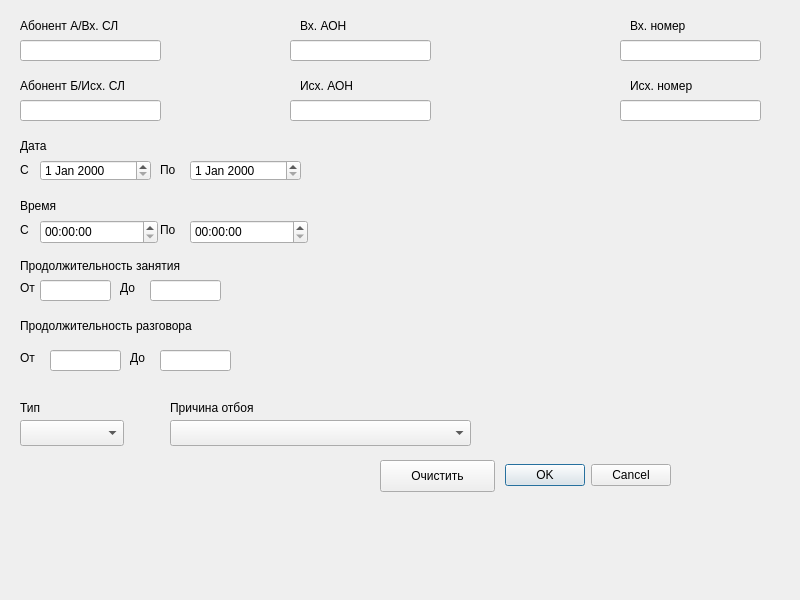
Old version of the form filterdialog.ui in the repository Genrikh302/MTA.
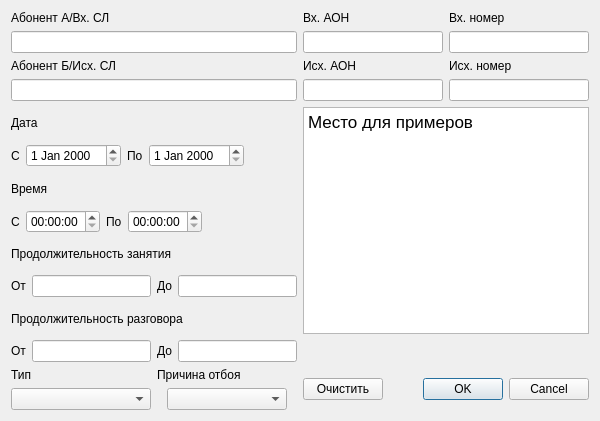
New version of the form.

Commit message: Масштабируемость окна фильтров

Patch:
```diff
--- a/filterdialog.ui
+++ b/filterdialog.ui
@@ -6,8 +6,8 @@
    <rect>
     <x>0</x>
     <y>0</y>
-    <width>800</width>
-    <height>600</height>
+    <width>600</width>
+    <height>421</height>
    </rect>
   </property>
   <property name="windowTitle">
@@ -16,458 +16,301 @@
   <property name="inputMethodHints">
    <set>Qt::ImhPreferUppercase|Qt::ImhUppercaseOnly</set>
   </property>
-  <widget class="QDialogButtonBox" name="buttonBox">
-   <property name="geometry">
-    <rect>
-     <x>500</x>
-     <y>460</y>
-     <width>171</width>
-     <height>31</height>
-    </rect>
-   </property>
-   <property name="layoutDirection">
-    <enum>Qt::LeftToRight</enum>
-   </property>
-   <property name="orientation">
-    <enum>Qt::Horizontal</enum>
-   </property>
-   <property name="standardButtons">
-    <set>QDialogButtonBox::Cancel|QDialogButtonBox::Ok</set>
-   </property>
-  </widget>
-  <widget class="QLineEdit" name="abin">
-   <property name="geometry">
-    <rect>
-     <x>20</x>
-     <y>40</y>
-     <width>141</width>
-     <height>21</height>
-    </rect>
-   </property>
-  </widget>
+  <property name="sizeGripEnabled">
+   <bool>false</bool>
+  </property>
+  <layout class="QGridLayout" name="gridLayout_2">
+   <item row="0" column="0">
+    <layout class="QGridLayout" name="gridLayout">
+     <item row="0" column="0">
   <widget class="QLabel" name="abinlabel">
-   <property name="geometry">
-    <rect>
-     <x>20</x>
-     <y>10</y>
-     <width>141</width>
-     <height>31</height>
-    </rect>
-   </property>
    <property name="text">
     <string>Абонент А/Вх. СЛ</string>
    </property>
   </widget>
+     </item>
+     <item row="1" column="0">
+      <widget class="QLineEdit" name="abin"/>
+     </item>
+     <item row="2" column="0">
   <widget class="QLabel" name="aboutlabel">
-   <property name="geometry">
-    <rect>
-     <x>20</x>
-     <y>70</y>
-     <width>141</width>
-     <height>31</height>
-    </rect>
-   </property>
    <property name="text">
     <string>Абонент Б/Исх. СЛ</string>
    </property>
   </widget>
-  <widget class="QLineEdit" name="about">
-   <property name="geometry">
-    <rect>
-     <x>20</x>
-     <y>100</y>
-     <width>141</width>
-     <height>21</height>
-    </rect>
-   </property>
-  </widget>
+     </item>
+     <item row="3" column="0">
+      <widget class="QLineEdit" name="about"/>
+     </item>
+    </layout>
+   </item>
+   <item row="0" column="1">
+    <layout class="QGridLayout" name="gridLayout_4">
+     <item row="2" column="1">
+      <widget class="QLabel" name="outnumlabel">
+       <property name="text">
+        <string>Исх. номер</string>
+       </property>
+      </widget>
+     </item>
+     <item row="1" column="1">
+      <widget class="QLineEdit" name="innum"/>
+     </item>
+     <item row="2" column="0">
+      <widget class="QLabel" name="outaonlabel">
+       <property name="text">
+        <string>Исх. АОН</string>
+       </property>
+      </widget>
+     </item>
+     <item row="0" column="0">
+      <widget class="QLabel" name="inaonlabel">
+       <property name="text">
+        <string>Вх. АОН</string>
+       </property>
+      </widget>
+     </item>
+     <item row="0" column="1">
+      <widget class="QLabel" name="innumlabel">
+       <property name="text">
+        <string>Вх. номер</string>
+       </property>
+      </widget>
+     </item>
+     <item row="3" column="0">
+      <widget class="QLineEdit" name="outaon"/>
+     </item>
+     <item row="3" column="1">
+      <widget class="QLineEdit" name="outnum"/>
+     </item>
+     <item row="1" column="0">
+      <widget class="QLineEdit" name="inaon"/>
+     </item>
+    </layout>
+   </item>
+   <item row="1" column="0">
   <widget class="QLabel" name="datelabel">
-   <property name="geometry">
-    <rect>
-     <x>20</x>
-     <y>130</y>
-     <width>141</width>
-     <height>31</height>
-    </rect>
-   </property>
    <property name="text">
     <string>Дата</string>
    </property>
   </widget>
-  <widget class="QDateEdit" name="datesince">
-   <property name="geometry">
-    <rect>
-     <x>40</x>
-     <y>160</y>
-     <width>111</width>
-     <height>21</height>
-    </rect>
-   </property>
-  </widget>
+   </item>
+   <item row="1" column="1" rowspan="7">
+    <widget class="QTextEdit" name="textEdit">
+     <property name="html">
+      <string>&lt;!DOCTYPE HTML PUBLIC &quot;-//W3C//DTD HTML 4.0//EN&quot; &quot;http://www.w3.org/TR/REC-html40/strict.dtd&quot;&gt;
+&lt;html&gt;&lt;head&gt;&lt;meta name=&quot;qrichtext&quot; content=&quot;1&quot; /&gt;&lt;style type=&quot;text/css&quot;&gt;
+p, li { white-space: pre-wrap; }
+&lt;/style&gt;&lt;/head&gt;&lt;body style=&quot; font-family:'.Helvetica Neue DeskInterface'; font-size:13pt; font-weight:400; font-style:normal;&quot;&gt;
+&lt;p style=&quot; margin-top:0px; margin-bottom:0px; margin-left:0px; margin-right:0px; -qt-block-indent:0; text-indent:0px;&quot;&gt;Место для примеров&lt;/p&gt;&lt;/body&gt;&lt;/html&gt;</string>
+     </property>
+    </widget>
+   </item>
+   <item row="2" column="0">
+    <layout class="QHBoxLayout" name="horizontalLayout">
+     <item>
   <widget class="QLabel" name="datesincelabel">
-   <property name="geometry">
-    <rect>
-     <x>20</x>
-     <y>160</y>
-     <width>16</width>
-     <height>20</height>
-    </rect>
-   </property>
    <property name="text">
     <string>С</string>
    </property>
   </widget>
+     </item>
+     <item>
+      <widget class="QDateEdit" name="datesince"/>
+     </item>
+     <item>
   <widget class="QLabel" name="datetolabel">
-   <property name="geometry">
-    <rect>
-     <x>160</x>
-     <y>160</y>
-     <width>21</width>
-     <height>20</height>
-    </rect>
-   </property>
    <property name="text">
     <string>По</string>
    </property>
   </widget>
-  <widget class="QDateEdit" name="dateto">
-   <property name="geometry">
-    <rect>
-     <x>190</x>
-     <y>160</y>
-     <width>111</width>
-     <height>21</height>
-    </rect>
-   </property>
-  </widget>
+     </item>
+     <item>
+      <widget class="QDateEdit" name="dateto"/>
+     </item>
+     <item>
+      <spacer name="horizontalSpacer_3">
+       <property name="orientation">
+        <enum>Qt::Horizontal</enum>
+       </property>
+       <property name="sizeHint" stdset="0">
+        <size>
+         <width>40</width>
+         <height>20</height>
+        </size>
+       </property>
+      </spacer>
+     </item>
+    </layout>
+   </item>
+   <item row="3" column="0">
   <widget class="QLabel" name="timelabel">
-   <property name="geometry">
-    <rect>
-     <x>20</x>
-     <y>190</y>
-     <width>141</width>
-     <height>31</height>
-    </rect>
-   </property>
    <property name="text">
     <string>Время</string>
    </property>
   </widget>
+   </item>
+   <item row="4" column="0">
+    <layout class="QHBoxLayout" name="horizontalLayout_2">
+     <item>
   <widget class="QLabel" name="timesincelanel">
-   <property name="geometry">
-    <rect>
-     <x>20</x>
-     <y>220</y>
-     <width>16</width>
-     <height>20</height>
-    </rect>
-   </property>
    <property name="text">
     <string>С</string>
    </property>
   </widget>
+     </item>
+     <item>
+      <widget class="QTimeEdit" name="timesince"/>
+     </item>
+     <item>
   <widget class="QLabel" name="timetolable">
-   <property name="geometry">
-    <rect>
-     <x>160</x>
-     <y>220</y>
-     <width>21</width>
-     <height>20</height>
-    </rect>
-   </property>
    <property name="text">
     <string>По</string>
    </property>
   </widget>
-  <widget class="QTimeEdit" name="timesince">
-   <property name="geometry">
-    <rect>
-     <x>40</x>
-     <y>220</y>
-     <width>118</width>
-     <height>24</height>
-    </rect>
-   </property>
-  </widget>
-  <widget class="QTimeEdit" name="timeto">
-   <property name="geometry">
-    <rect>
-     <x>190</x>
-     <y>220</y>
-     <width>118</width>
-     <height>24</height>
-    </rect>
-   </property>
-  </widget>
+     </item>
+     <item>
+      <widget class="QTimeEdit" name="timeto"/>
+     </item>
+     <item>
+      <spacer name="horizontalSpacer">
+       <property name="orientation">
+        <enum>Qt::Horizontal</enum>
+       </property>
+       <property name="sizeHint" stdset="0">
+        <size>
+         <width>40</width>
+         <height>20</height>
+        </size>
+       </property>
+      </spacer>
+     </item>
+    </layout>
+   </item>
+   <item row="5" column="0">
   <widget class="QLabel" name="busylenlabel">
-   <property name="geometry">
-    <rect>
-     <x>20</x>
-     <y>250</y>
-     <width>191</width>
-     <height>31</height>
-    </rect>
-   </property>
    <property name="text">
     <string>Продолжительность занятия</string>
    </property>
   </widget>
-  <widget class="QLineEdit" name="busyfrom">
-   <property name="geometry">
-    <rect>
-     <x>40</x>
-     <y>280</y>
-     <width>71</width>
-     <height>21</height>
-    </rect>
-   </property>
-  </widget>
+   </item>
+   <item row="6" column="0">
+    <layout class="QHBoxLayout" name="horizontalLayout_3">
+     <item>
   <widget class="QLabel" name="busyfromlabel">
-   <property name="geometry">
-    <rect>
-     <x>20</x>
-     <y>280</y>
-     <width>21</width>
-     <height>16</height>
-    </rect>
-   </property>
    <property name="text">
     <string>От</string>
    </property>
   </widget>
+     </item>
+     <item>
+      <widget class="QLineEdit" name="busyfrom"/>
+     </item>
+     <item>
   <widget class="QLabel" name="busytolabel">
-   <property name="geometry">
-    <rect>
-     <x>120</x>
-     <y>280</y>
-     <width>21</width>
-     <height>16</height>
-    </rect>
-   </property>
    <property name="text">
     <string>До</string>
    </property>
   </widget>
-  <widget class="QLineEdit" name="busyto">
-   <property name="geometry">
-    <rect>
-     <x>150</x>
-     <y>280</y>
-     <width>71</width>
-     <height>21</height>
-    </rect>
-   </property>
-  </widget>
+     </item>
+     <item>
+      <widget class="QLineEdit" name="busyto"/>
+     </item>
+    </layout>
+   </item>
+   <item row="7" column="0">
   <widget class="QLabel" name="talklenlabel">
-   <property name="geometry">
-    <rect>
-     <x>20</x>
-     <y>310</y>
-     <width>211</width>
-     <height>31</height>
-    </rect>
-   </property>
    <property name="text">
     <string>Продолжительность разговора</string>
    </property>
   </widget>
+   </item>
+   <item row="8" column="0">
+    <layout class="QHBoxLayout" name="horizontalLayout_4">
+     <item>
   <widget class="QLabel" name="talklenfromlabel">
-   <property name="geometry">
-    <rect>
-     <x>20</x>
-     <y>350</y>
-     <width>21</width>
-     <height>16</height>
-    </rect>
-   </property>
    <property name="text">
     <string>От</string>
    </property>
   </widget>
-  <widget class="QLineEdit" name="talklenfrom">
-   <property name="geometry">
-    <rect>
-     <x>50</x>
-     <y>350</y>
-     <width>71</width>
-     <height>21</height>
-    </rect>
-   </property>
-  </widget>
+     </item>
+     <item>
+      <widget class="QLineEdit" name="talklenfrom"/>
+     </item>
+     <item>
   <widget class="QLabel" name="talklentolabel">
-   <property name="geometry">
-    <rect>
-     <x>130</x>
-     <y>350</y>
-     <width>21</width>
-     <height>16</height>
-    </rect>
-   </property>
    <property name="text">
     <string>До</string>
    </property>
   </widget>
-  <widget class="QLineEdit" name="talklento">
-   <property name="geometry">
-    <rect>
-     <x>160</x>
-     <y>350</y>
-     <width>71</width>
-     <height>21</height>
-    </rect>
-   </property>
-  </widget>
-  <widget class="QComboBox" name="type">
-   <property name="geometry">
-    <rect>
-     <x>20</x>
-     <y>420</y>
-     <width>104</width>
-     <height>26</height>
-    </rect>
-   </property>
-  </widget>
-  <widget class="QLabel" name="typelabel">
-   <property name="geometry">
-    <rect>
-     <x>20</x>
-     <y>400</y>
-     <width>59</width>
-     <height>16</height>
-    </rect>
-   </property>
-   <property name="text">
-    <string>Тип</string>
-   </property>
-  </widget>
+     </item>
+     <item>
+      <widget class="QLineEdit" name="talklento"/>
+     </item>
+    </layout>
+   </item>
+   <item row="9" column="0">
+    <layout class="QGridLayout" name="gridLayout_3">
+     <item row="0" column="1">
   <widget class="QLabel" name="reasonlabel">
-   <property name="geometry">
-    <rect>
-     <x>170</x>
-     <y>400</y>
-     <width>101</width>
-     <height>16</height>
-    </rect>
-   </property>
    <property name="text">
     <string>Причина отбоя</string>
    </property>
   </widget>
+     </item>
+     <item row="0" column="0">
+      <widget class="QLabel" name="typelabel">
+       <property name="text">
+        <string>Тип</string>
+       </property>
+      </widget>
+     </item>
+     <item row="1" column="0">
+      <widget class="QComboBox" name="type"/>
+     </item>
+     <item row="1" column="1" alignment="Qt::AlignHCenter">
   <widget class="QComboBox" name="reason">
-   <property name="geometry">
-    <rect>
-     <x>170</x>
-     <y>420</y>
-     <width>301</width>
-     <height>26</height>
-    </rect>
-   </property>
-  </widget>
-  <widget class="QLabel" name="inaonlabel">
-   <property name="geometry">
-    <rect>
-     <x>300</x>
-     <y>10</y>
-     <width>141</width>
-     <height>31</height>
-    </rect>
-   </property>
-   <property name="text">
-    <string>Вх. АОН</string>
-   </property>
-  </widget>
-  <widget class="QLabel" name="outaonlabel">
-   <property name="geometry">
-    <rect>
-     <x>300</x>
-     <y>70</y>
-     <width>141</width>
-     <height>31</height>
-    </rect>
-   </property>
-   <property name="text">
-    <string>Исх. АОН</string>
-   </property>
-  </widget>
-  <widget class="QLineEdit" name="inaon">
-   <property name="geometry">
-    <rect>
-     <x>290</x>
-     <y>40</y>
-     <width>141</width>
-     <height>21</height>
-    </rect>
-   </property>
-  </widget>
-  <widget class="QLineEdit" name="outaon">
-   <property name="geometry">
-    <rect>
-     <x>290</x>
-     <y>100</y>
-     <width>141</width>
-     <height>21</height>
-    </rect>
-   </property>
-  </widget>
-  <widget class="QLabel" name="innumlabel">
-   <property name="geometry">
-    <rect>
-     <x>630</x>
-     <y>10</y>
-     <width>141</width>
-     <height>31</height>
-    </rect>
-   </property>
-   <property name="text">
-    <string>Вх. номер</string>
-   </property>
-  </widget>
-  <widget class="QLabel" name="outnumlabel">
-   <property name="geometry">
-    <rect>
-     <x>630</x>
-     <y>70</y>
-     <width>141</width>
-     <height>31</height>
-    </rect>
-   </property>
-   <property name="text">
-    <string>Исх. номер</string>
-   </property>
-  </widget>
-  <widget class="QLineEdit" name="innum">
-   <property name="geometry">
-    <rect>
-     <x>620</x>
-     <y>40</y>
-     <width>141</width>
-     <height>21</height>
-    </rect>
-   </property>
-  </widget>
-  <widget class="QLineEdit" name="outnum">
-   <property name="geometry">
-    <rect>
-     <x>620</x>
-     <y>100</y>
-     <width>141</width>
-     <height>21</height>
-    </rect>
-   </property>
-  </widget>
+       <property name="minimumSize">
+        <size>
+         <width>120</width>
+         <height>0</height>
+        </size>
+       </property>
+       <property name="sizeIncrement">
+        <size>
+         <width>0</width>
+         <height>0</height>
+        </size>
+       </property>
+      </widget>
+     </item>
+    </layout>
+   </item>
+   <item row="9" column="1">
+    <layout class="QHBoxLayout" name="horizontalLayout_5">
+     <item>
   <widget class="QPushButton" name="clearbutton">
-   <property name="geometry">
-    <rect>
-     <x>380</x>
-     <y>460</y>
-     <width>115</width>
-     <height>32</height>
-    </rect>
-   </property>
    <property name="text">
     <string>Очистить</string>
    </property>
   </widget>
+     </item>
+     <item>
+      <widget class="QDialogButtonBox" name="buttonBox">
+       <property name="layoutDirection">
+        <enum>Qt::LeftToRight</enum>
+       </property>
+       <property name="orientation">
+        <enum>Qt::Horizontal</enum>
+       </property>
+       <property name="standardButtons">
+        <set>QDialogButtonBox::Cancel|QDialogButtonBox::Ok</set>
+       </property>
+      </widget>
+     </item>
+    </layout>
+   </item>
+  </layout>
  </widget>
  <resources/>
  <connections>
```
Left out of the diff: 3 changed lines with no effect on the pictures. Lines whose indentation alone changed are shown as unchanged.
